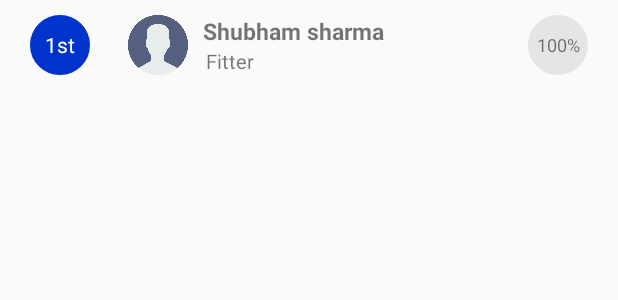
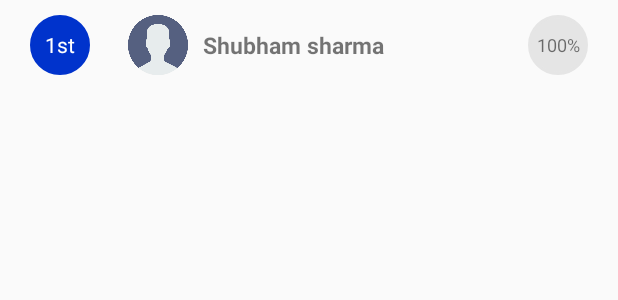
Before and after one commit to SHARMAHOSK/ITIFIGHTER, an Android app: the layout activity_leader_board_xyz.xml on its own in the app's theme, with its tools: preview values and no code run, on a phone screen of 412 x 824 dp. Shown: the top 300 px of the screen. Run offline under Robolectric (Android 15) with nearby library versions, the phone set to English and light mode, and no system bars.

Commit message:
LEADERBOARD NEW UI MERGED USER ANSWERS BEING SAVED IN USER RECORF

```diff
--- a/app/src/main/java/com/example/itifighter/MockTest.java
+++ b/app/src/main/java/com/example/itifighter/MockTest.java
@@ -203,6 +203,7 @@ public class MockTest extends Fragment {
                             if(task.isSuccessful()){
                                 boolean found = false;
                                 String total_attempted="", total_skipped="", total_correct="";
+                                int[] sub_ans = null;
                                 String targetChapterID = CHapterIds.get(currentChapterPos);
                                 for(QueryDocumentSnapshot document : Objects.requireNonNull(task.getResult())){
                                     if(document.getId().equals(targetChapterID)){
@@ -210,6 +211,8 @@ public class MockTest extends Fragment {
                                         total_attempted = document.getString("total_attempted");
                                         total_skipped = document.getString("total_skipped");
                                         total_correct = document.getString("total_correct");
+                                        sub_ans = (int[]) document.get("answer_key");
+
                                         break;
                                     }
                                 }
@@ -224,6 +227,7 @@ public class MockTest extends Fragment {
                                     myIntent.putExtra("subject", SubjectIds.get(currentSubjectPos));
                                     myIntent.putExtra("chapter", CHapterIds.get(currentChapterPos));
                                     myIntent.putExtra("questions", (Serializable) questions);
+                                    myIntent.putExtra("answer_key", (Serializable) sub_ans);
                                     myIntent.putExtra("_mpq", Integer.parseInt(MPQs.get(currentChapterPos)));
                                     myIntent.putExtra("timer", Integer.parseInt(Timers.get(currentChapterPos)));
                                     myIntent.putExtra("title", Titles.get(currentChapterPos));
--- a/app/src/main/res/layout/activity_leader_board_xyz.xml
+++ b/app/src/main/res/layout/activity_leader_board_xyz.xml
@@ -30,25 +30,26 @@
             android:layout_marginStart="25dp"/>
         <LinearLayout
             android:layout_width="wrap_content"
-            android:layout_height="wrap_content"
+            android:layout_height="40dp"
             android:layout_marginStart="10dp"
             android:orientation="vertical">
             <TextView
                 android:id="@+id/LeaderBoardName"
                 android:layout_width="wrap_content"
-                android:layout_height="wrap_content"
+                android:layout_height="match_parent"
                 android:textSize="15dp"
                 android:textStyle="bold"
                 android:layout_gravity="center"
+                android:gravity="center"
                 android:text="Shubham sharma"/>
-            <TextView
+            <!--<TextView
                 android:layout_width="wrap_content"
                 android:layout_height="wrap_content"
                 android:gravity="center"
                 android:layout_marginStart="2dp"
                 android:textSize="13dp"
-
-                android:text="Fitter"/>
+                android:id="@+id/LeaderBoardSection"
+                android:text="Fitter"/>-->
         </LinearLayout>
         <LinearLayout
             android:layout_width="wrap_content"
```
Also changed, not shown: app/src/main/java/com/example/itifighter/TestLeaderBoardActivity.java (+6 -3 lines), app/src/main/java/com/example/itifighter/TestResultActivity.java (+15 -2 lines).
